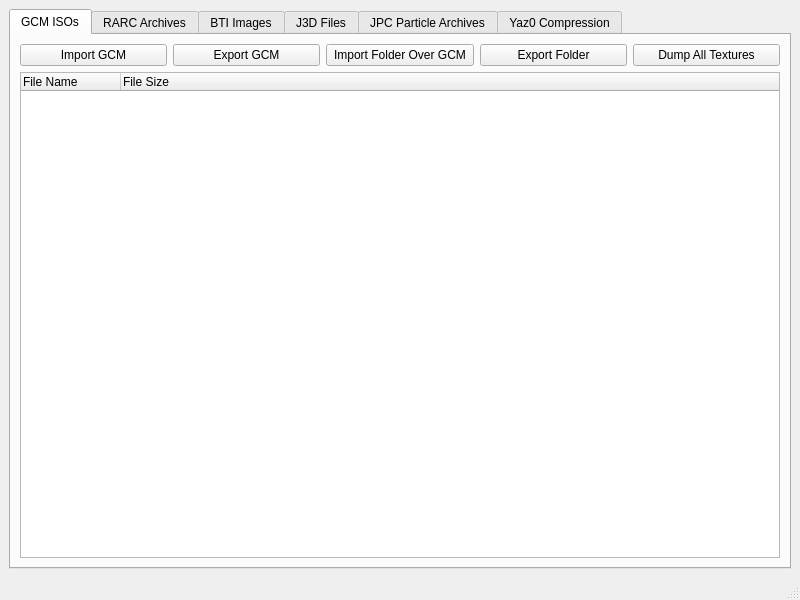
The window that gcft_ui/main.ui (LagoLunatic/GCFT) describes before a commit, drawn with Qt 5.
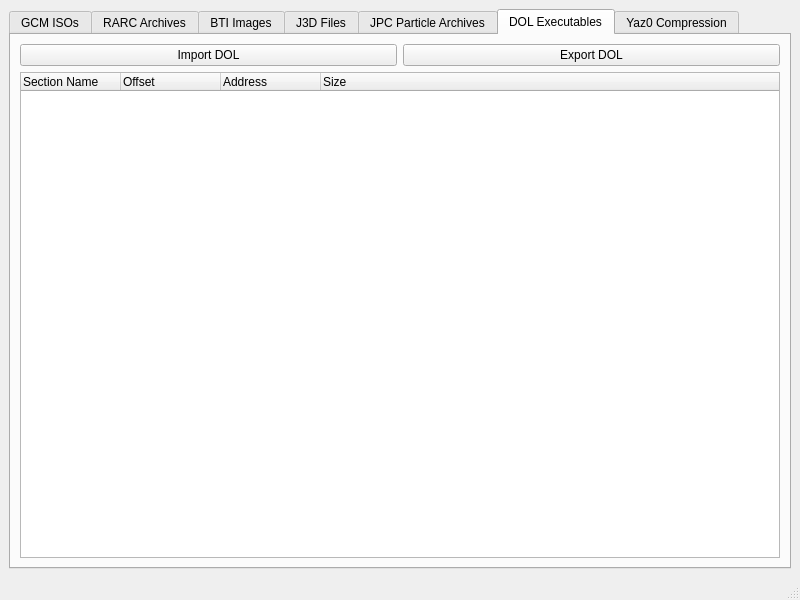
The same window after the commit. The open tabs and pages were chosen to show the change.

Commit message: Implement opening DOLs and viewing their sections

Diff of the .ui file:
```diff
--- a/gcft_ui/main.ui
+++ b/gcft_ui/main.ui
@@ -628,6 +628,55 @@
         </item>
        </layout>
       </widget>
+      <widget class="QWidget" name="tab_7">
+       <attribute name="title">
+        <string>DOL Executables</string>
+       </attribute>
+       <layout class="QVBoxLayout" name="verticalLayout_8">
+        <item>
+         <layout class="QHBoxLayout" name="horizontalLayout_9">
+          <item>
+           <widget class="QPushButton" name="import_dol">
+            <property name="text">
+             <string>Import DOL</string>
+            </property>
+           </widget>
+          </item>
+          <item>
+           <widget class="QPushButton" name="export_dol">
+            <property name="text">
+             <string>Export DOL</string>
+            </property>
+           </widget>
+          </item>
+         </layout>
+        </item>
+        <item>
+         <widget class="QTreeWidget" name="dol_sections_tree">
+          <column>
+           <property name="text">
+            <string>Section Name</string>
+           </property>
+          </column>
+          <column>
+           <property name="text">
+            <string>Offset</string>
+           </property>
+          </column>
+          <column>
+           <property name="text">
+            <string>Address</string>
+           </property>
+          </column>
+          <column>
+           <property name="text">
+            <string>Size</string>
+           </property>
+          </column>
+         </widget>
+        </item>
+       </layout>
+      </widget>
       <widget class="QWidget" name="tab_2">
        <attribute name="title">
         <string>Yaz0 Compression</string>
```
Left out of the diff: 14 changed lines with no effect on the pictures. The commit also changes 2 other files.
